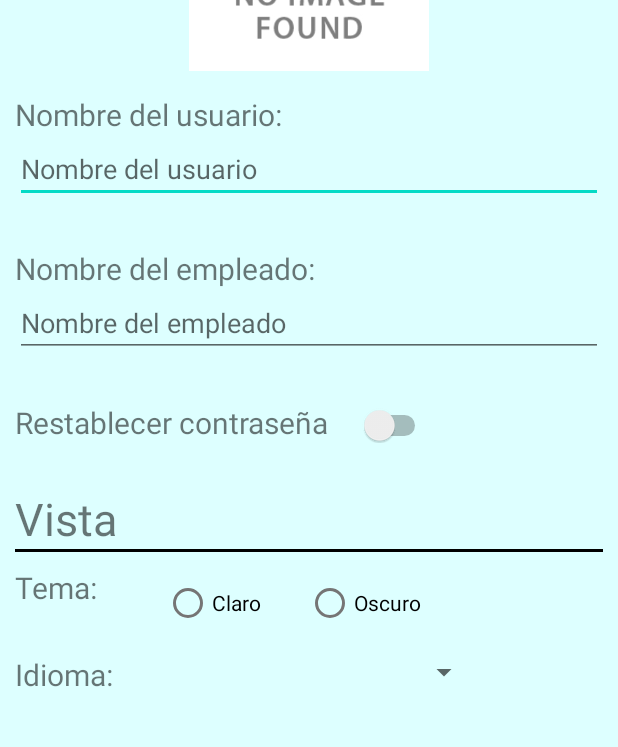
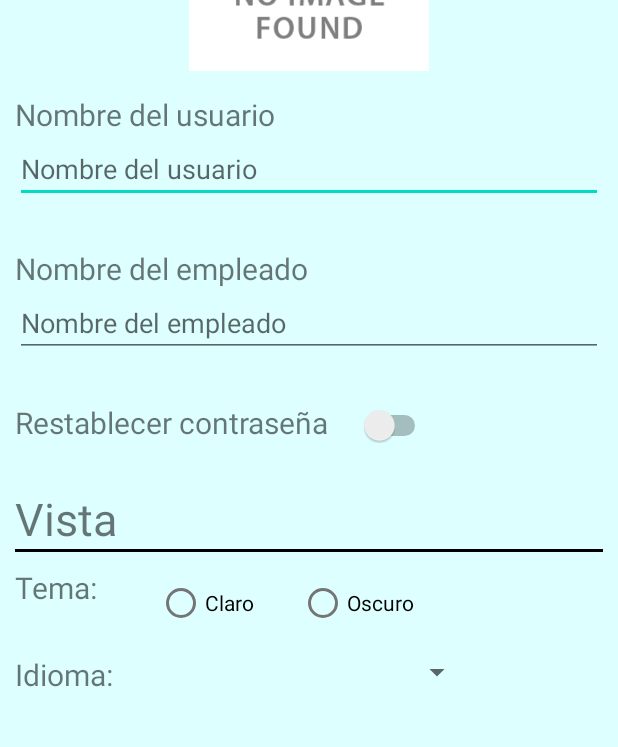
Before and after one commit to Felgrynd/Garmoxu_Mobile, an Android app: the fragment Ajustes shown on its own in the app's theme, on a phone screen of 412 x 824 dp. Shown: the part 362-1109 px from the top of the screen. Run offline under Robolectric (Android 15) with nearby library versions, the phone set to English and light mode, and no system bars.

Commit message:
v0.1.6
Metido los textos en los @string

```diff
--- a/PFC/app/src/main/res/layout/content_menu_main.xml
+++ b/PFC/app/src/main/res/layout/content_menu_main.xml
@@ -19,5 +19,4 @@
         app:layout_constraintRight_toRightOf="parent"
         app:layout_constraintTop_toTopOf="parent"
         app:navGraph="@navigation/mobile_navigation" />
-</androidx.constraintlayout.widget.ConstraintLayout
-    >
+</androidx.constraintlayout.widget.ConstraintLayout>
--- a/PFC/app/src/main/res/layout/fragment_ajustes.xml
+++ b/PFC/app/src/main/res/layout/fragment_ajustes.xml
@@ -26,7 +26,7 @@
             <TextView
                 android:layout_width="wrap_content"
                 android:layout_height="wrap_content"
-                android:text="Usuario"
+                android:text="@string/Usuario"
                 android:textSize="30dp" />
 
             <View
@@ -64,25 +64,25 @@
                 <TextView
                     android:layout_width="wrap_content"
                     android:layout_height="wrap_content"
-                    android:text="Nombre del usuario:"
+                    android:text="@string/Nombredelusuario"
                     android:textSize="20dp" />
 
                 <EditText
                     android:layout_width="match_parent"
                     android:layout_height="wrap_content"
-                    android:hint="Nombre del usuario" />
+                    android:hint="@string/Nombredelusuario" />
 
                 <TextView
                     android:layout_width="wrap_content"
                     android:layout_height="wrap_content"
                     android:layout_marginTop="30dp"
-                    android:text="Nombre del empleado:"
+                    android:text="@string/Nombredelempleado"
                     android:textSize="20dp" />
 
                 <EditText
                     android:layout_width="match_parent"
                     android:layout_height="wrap_content"
-                    android:hint="Nombre del empleado" />
+                    android:hint="@string/Nombredelempleado"/>
 
             </LinearLayout>
 
@@ -95,7 +95,7 @@
                 <TextView
                     android:layout_width="wrap_content"
                     android:layout_height="wrap_content"
-                    android:text="Restablecer contraseña"
+                    android:text="@string/RestablecerContraseña"
                     android:textSize="20dp"/>
 
                 <Switch
@@ -227,7 +227,7 @@
                 <TextView
                     android:layout_width="wrap_content"
                     android:layout_height="wrap_content"
-                    android:text="Vista"
+                    android:text="@string/Vista"
                     android:textSize="30dp"/>
 
                 <View
@@ -246,7 +246,7 @@
                 <TextView
                     android:layout_width="wrap_content"
                     android:layout_height="wrap_content"
-                    android:text="Tema: "
+                    android:text="@string/Tema"
                     android:textSize="20dp"/>
 
                 <RadioGroup
@@ -258,14 +258,14 @@
                     android:layout_marginLeft="40dp"
                     android:layout_width="wrap_content"
                     android:layout_height="wrap_content"
-                    android:text="Claro"/>
+                    android:text="@string/Claro"/>
 
                 <RadioButton
                     android:id="@+id/rbOscuro"
                     android:layout_marginLeft="30dp"
                     android:layout_width="wrap_content"
                     android:layout_height="wrap_content"
-                    android:text="Oscuro"/>
+                    android:text="@string/Oscuro"/>
                 </RadioGroup>
             </LinearLayout>
 
@@ -279,7 +279,7 @@
                 <TextView
                     android:layout_width="wrap_content"
                     android:layout_height="wrap_content"
-                    android:text="Idioma: "
+                    android:text="@string/Idioma"
                     android:textSize="20dp"/>
 
                 <Spinner
@@ -301,14 +301,14 @@
                     android:id="@+id/btnCerrarSesion"
                     android:layout_width="wrap_content"
                     android:layout_height="70dp"
-                    android:text="Cerrar sesión"
+                    android:text="@string/CerrarSesion"
                     android:layout_marginRight="20dp"/>
 
                 <Button
                     android:id="@+id/btnAplicarCambios"
                     android:layout_width="wrap_content"
                     android:layout_height="70dp"
-                    android:text="Aplicar cambios"
+                    android:text="@string/AplicarCambios"
                     android:layout_marginLeft="20dp"/>
             </LinearLayout>
         </LinearLayout>
--- a/PFC/app/src/main/res/layout/nav_header_menu_main.xml
+++ b/PFC/app/src/main/res/layout/nav_header_menu_main.xml
@@ -26,12 +26,12 @@
         android:layout_width="match_parent"
         android:layout_height="wrap_content"
         android:paddingTop="@dimen/nav_header_vertical_spacing"
-        android:text="usuario"
+        android:text="@string/Usuario"
         android:textAppearance="@style/TextAppearance.AppCompat.Body1" />
 
     <TextView
         android:layout_width="wrap_content"
         android:layout_height="wrap_content"
-        android:text="nombre y apellidos del usuario"
+        android:text="@string/NombreApellidosDelUsuario"
         android:id="@+id/tvNombre" />
 </LinearLayout>
--- a/PFC/app/src/main/res/values/strings.xml
+++ b/PFC/app/src/main/res/values/strings.xml
@@ -13,4 +13,45 @@
     <string name="menu_slideshow">Slideshow</string>
     <!-- TODO: Remove or change this placeholder text -->
     <string name="hello_blank_fragment">Hello blank fragment</string>
+
+
+    <!-- APARTADO DE APLICACIÓN, PALABRAS A TRADUCIR EN EL FUTURO -->
+    <string name="BuscarPedido">Buscar Pedido</string>
+    <string name="MeterCodigoPlato">Meter codigo plato</string>
+    <string name="MeterNombrePlato">Meter nombre plato</string>
+    <string name="AplicarFiltros">Aplicar filtros</string>
+    <string name="Codigo">Codigo:</string>
+    <string name="Cantidad">Cantidad:</string>
+    <string name="Nombre">Nombre:</string>
+    <string name="Usuario">Usuario</string>
+
+    <string name="Nombredelusuario">Nombre del usuario</string>
+    <string name="Nombredelempleado">Nombre del empleado</string>
+    <string name="RestablecerContraseña">Restablecer contraseña</string>
+    <string name="Vista">Vista</string>
+    <string name="Tema">Tema:</string>
+    <string name="Claro">Claro</string>
+    <string name="Oscuro">Oscuro</string>
+    <string name="Idioma">Idioma:</string>
+    <string name="CerrarSesion">Cerrar sesión</string>
+    <string name="AplicarCambios">Aplicar cambios</string>
+    <string name="NombreApellidosDelUsuario">Nombre y apellidos del usuario</string>
+
+    <string name="CodigoPlato">Codigo plato:</string>
+    <string name="PrecioTotal">Precio total:</string>
+    <string name="NombrePlato">Nombre del plato:</string>
+    <string name="PlatoComida">Plato de comida</string>
+    <string name="ListaAlergenos">Lista de alérgenos:</string>
+    <string name="AlergenosPlato">Alérgenos en el plato</string>
+    <string name="Descripcion">Descripción:</string>
+    <string name="DescripcionPlato">Descripción del plato</string>
+
+    <string name="TusMesas">Tus Mesas</string>
+    <string name="ConsultarPlatos">Consultar platos</string>
+    <string name="MesasCompañeros">Mesas de tus compañeros</string>
+    <string name="Ajustes">Ajustes</string>
+
+
+
+
 </resources>
```
Also changed, not shown: PFC/app/src/main/AndroidManifest.xml (+8 -5 lines), PFC/app/src/main/res/layout/fragment_categorias.xml (+4 -4 lines), PFC/app/src/main/res/layout/fragment_gallery.xml (+5 -5 lines), PFC/app/src/main/res/layout/fragment_home.xml (+2 -6 lines), PFC/app/src/main/res/layout/marco_listviewplatos.xml (+8 -8 lines), PFC/app/src/main/res/menu/activity_main_drawer.xml (+4 -4 lines).
